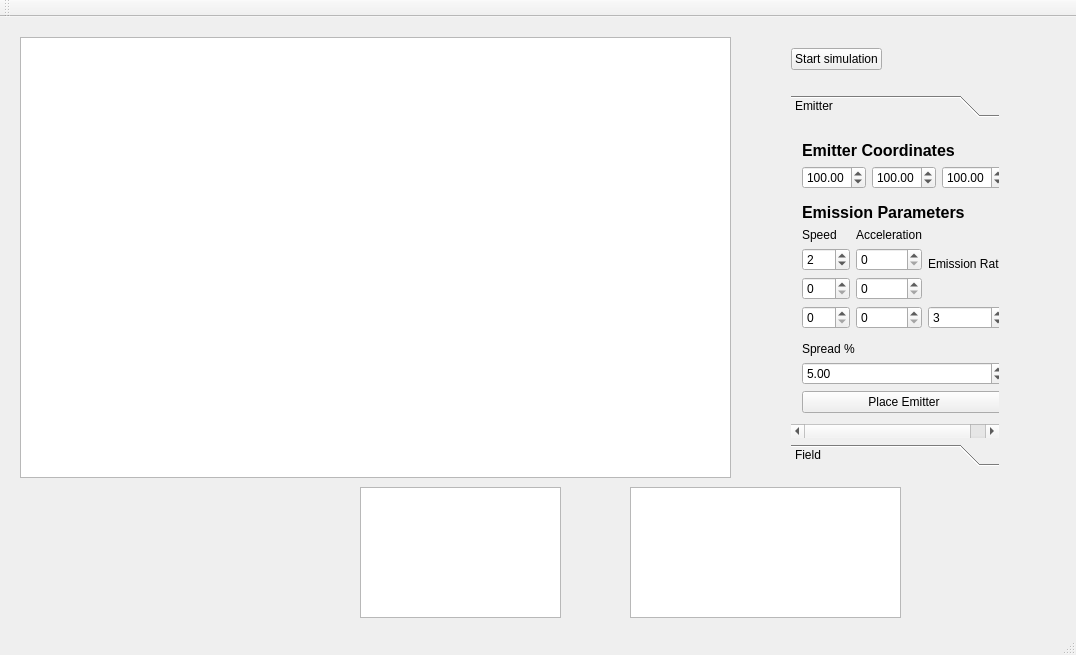
Above: mainwindow.ui from eugene195/ParticleSystem before the change. Below: the same form after it.
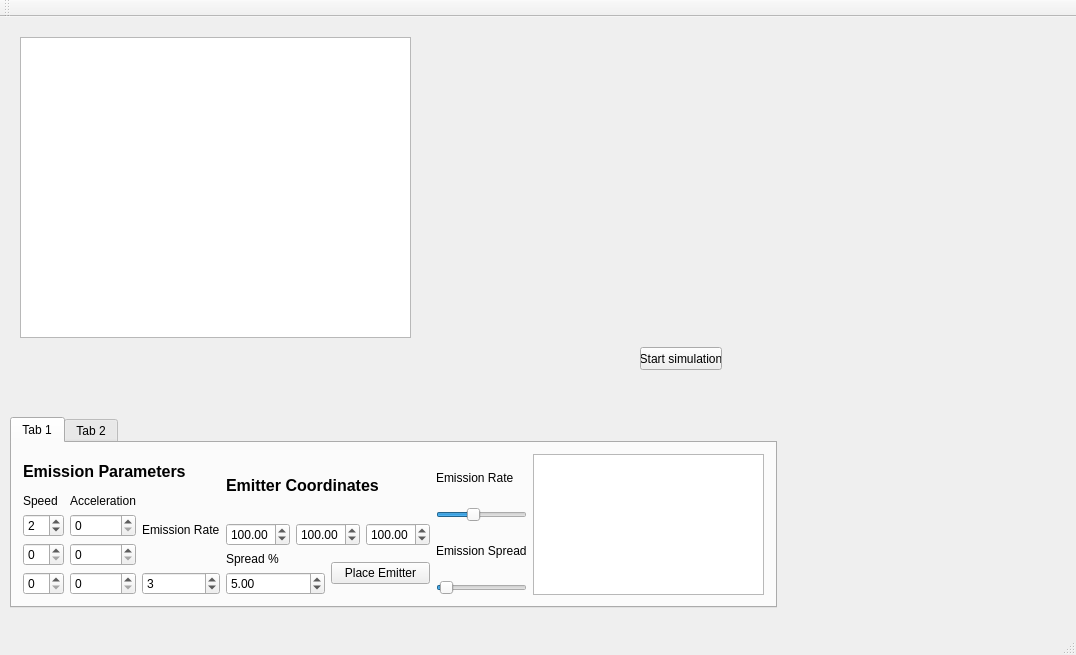
That is the form after the change.

```diff
--- a/mainwindow.ui
+++ b/mainwindow.ui
@@ -19,171 +19,30 @@
      <rect>
       <x>20</x>
       <y>20</y>
-      <width>711</width>
-      <height>441</height>
+      <width>391</width>
+      <height>301</height>
      </rect>
     </property>
    </widget>
-   <widget class="QWidget" name="layoutWidget">
+   <widget class="QTabWidget" name="tabWidget">
     <property name="geometry">
      <rect>
-      <x>780</x>
-      <y>20</y>
-      <width>230</width>
-      <height>440</height>
+      <x>10</x>
+      <y>400</y>
+      <width>767</width>
+      <height>191</height>
      </rect>
-    </property>
-    <layout class="QVBoxLayout" name="verticalLayout_9">
-     <item>
-      <layout class="QHBoxLayout" name="horizontalLayout_6">
-       <item>
-        <widget class="QPushButton" name="pushButton">
-         <property name="text">
-          <string>Start simulation</string>
-         </property>
-        </widget>
-       </item>
-       <item>
-        <spacer name="horizontalSpacer_2">
-         <property name="orientation">
-          <enum>Qt::Horizontal</enum>
-         </property>
-         <property name="sizeHint" stdset="0">
-          <size>
-           <width>138</width>
-           <height>20</height>
-          </size>
-         </property>
-        </spacer>
-       </item>
-      </layout>
-     </item>
-     <item>
-      <spacer name="verticalSpacer_7">
-       <property name="orientation">
-        <enum>Qt::Vertical</enum>
-       </property>
-       <property name="sizeHint" stdset="0">
-        <size>
-         <width>20</width>
-         <height>40</height>
-        </size>
-       </property>
-      </spacer>
-     </item>
-     <item>
-      <widget class="QToolBox" name="toolBox">
-       <property name="lineWidth">
-        <number>5</number>
        </property>
        <property name="currentIndex">
         <number>0</number>
        </property>
-       <widget class="QWidget" name="page">
-        <property name="geometry">
-         <rect>
-          <x>0</x>
-          <y>0</y>
-          <width>228</width>
-          <height>310</height>
-         </rect>
-        </property>
-        <attribute name="label">
-         <string>Emitter</string>
-        </attribute>
-        <layout class="QVBoxLayout" name="verticalLayout_6">
+    <widget class="QWidget" name="tab">
+     <attribute name="title">
+      <string>Tab 1</string>
+     </attribute>
+     <layout class="QHBoxLayout" name="horizontalLayout_8">
          <item>
-          <layout class="QVBoxLayout" name="verticalLayout_5">
-           <item>
-            <spacer name="verticalSpacer_3">
-             <property name="orientation">
-              <enum>Qt::Vertical</enum>
-             </property>
-             <property name="sizeHint" stdset="0">
-              <size>
-               <width>20</width>
-               <height>40</height>
-              </size>
-             </property>
-            </spacer>
-           </item>
-           <item>
-            <widget class="QLabel" name="label">
-             <property name="font">
-              <font>
-               <pointsize>12</pointsize>
-               <weight>75</weight>
-               <bold>true</bold>
-              </font>
-             </property>
-             <property name="text">
-              <string>Emitter Coordinates</string>
-             </property>
-            </widget>
-           </item>
-           <item>
-            <layout class="QHBoxLayout" name="horizontalLayout_2">
-             <item>
-              <widget class="QDoubleSpinBox" name="EmitterX">
-               <property name="buttonSymbols">
-                <enum>QAbstractSpinBox::UpDownArrows</enum>
-               </property>
-               <property name="maximum">
-                <double>400.000000000000000</double>
-               </property>
-               <property name="singleStep">
-                <double>2.000000000000000</double>
-               </property>
-               <property name="value">
-                <double>100.000000000000000</double>
-               </property>
-              </widget>
-             </item>
-             <item>
-              <widget class="QDoubleSpinBox" name="EmitterY">
-               <property name="maximum">
-                <double>400.000000000000000</double>
-               </property>
-               <property name="singleStep">
-                <double>2.000000000000000</double>
-               </property>
-               <property name="value">
-                <double>100.000000000000000</double>
-               </property>
-              </widget>
-             </item>
-             <item>
-              <widget class="QDoubleSpinBox" name="EmitterZ">
-               <property name="maximum">
-                <double>400.000000000000000</double>
-               </property>
-               <property name="singleStep">
-                <double>2.000000000000000</double>
-               </property>
-               <property name="value">
-                <double>100.000000000000000</double>
-               </property>
-              </widget>
-             </item>
-            </layout>
-           </item>
-          </layout>
-         </item>
-         <item>
-          <spacer name="verticalSpacer_2">
-           <property name="orientation">
-            <enum>Qt::Vertical</enum>
-           </property>
-           <property name="sizeHint" stdset="0">
-            <size>
-             <width>20</width>
-             <height>40</height>
-            </size>
-           </property>
-          </spacer>
-         </item>
-         <item>
-          <layout class="QVBoxLayout" name="verticalLayout_4">
+       <layout class="QVBoxLayout" name="verticalLayout_14">
            <item>
             <widget class="QLabel" name="label_2">
              <property name="font">
@@ -264,19 +123,74 @@
              </item>
             </layout>
            </item>
+       </layout>
+      </item>
            <item>
-            <spacer name="verticalSpacer">
-             <property name="orientation">
-              <enum>Qt::Vertical</enum>
-             </property>
-             <property name="sizeHint" stdset="0">
-              <size>
-               <width>20</width>
-               <height>40</height>
-              </size>
-             </property>
-            </spacer>
-           </item>
+       <layout class="QVBoxLayout" name="verticalLayout_13">
+        <item>
+         <widget class="QLabel" name="label">
+          <property name="font">
+           <font>
+            <pointsize>12</pointsize>
+            <weight>75</weight>
+            <bold>true</bold>
+           </font>
+          </property>
+          <property name="text">
+           <string>Emitter Coordinates</string>
+          </property>
+         </widget>
+        </item>
+        <item>
+         <layout class="QGridLayout" name="gridLayout">
+          <item row="0" column="0" colspan="2">
+           <layout class="QHBoxLayout" name="horizontalLayout_2">
+            <item>
+             <widget class="QDoubleSpinBox" name="EmitterX">
+              <property name="buttonSymbols">
+               <enum>QAbstractSpinBox::UpDownArrows</enum>
+              </property>
+              <property name="maximum">
+               <double>400.000000000000000</double>
+              </property>
+              <property name="singleStep">
+               <double>2.000000000000000</double>
+              </property>
+              <property name="value">
+               <double>100.000000000000000</double>
+              </property>
+             </widget>
+            </item>
+            <item>
+             <widget class="QDoubleSpinBox" name="EmitterY">
+              <property name="maximum">
+               <double>400.000000000000000</double>
+              </property>
+              <property name="singleStep">
+               <double>2.000000000000000</double>
+              </property>
+              <property name="value">
+               <double>100.000000000000000</double>
+              </property>
+             </widget>
+            </item>
+            <item>
+             <widget class="QDoubleSpinBox" name="EmitterZ">
+              <property name="maximum">
+               <double>400.000000000000000</double>
+              </property>
+              <property name="singleStep">
+               <double>2.000000000000000</double>
+              </property>
+              <property name="value">
+               <double>100.000000000000000</double>
+              </property>
+             </widget>
+            </item>
+           </layout>
+          </item>
+          <item row="1" column="0">
+           <layout class="QVBoxLayout" name="verticalLayout_5">
            <item>
             <widget class="QLabel" name="label_8">
              <property name="text">
@@ -286,6 +200,9 @@
            </item>
            <item>
             <widget class="QDoubleSpinBox" name="EmitterSpread">
+              <property name="minimum">
+               <double>1.000000000000000</double>
+              </property>
              <property name="value">
               <double>5.000000000000000</double>
              </property>
@@ -293,7 +210,7 @@
            </item>
           </layout>
          </item>
-         <item>
+          <item row="1" column="1">
           <widget class="QPushButton" name="EmitterPlacement">
            <property name="text">
             <string>Place Emitter</string>
@@ -301,35 +218,121 @@
           </widget>
          </item>
         </layout>
-       </widget>
-       <widget class="QWidget" name="page_2">
-        <property name="geometry">
-         <rect>
-          <x>0</x>
-          <y>0</y>
-          <width>228</width>
-          <height>208</height>
-         </rect>
-        </property>
-        <attribute name="label">
-         <string>Field</string>
-        </attribute>
-        <layout class="QHBoxLayout" name="horizontalLayout_5">
-         <item>
-          <layout class="QVBoxLayout" name="verticalLayout_8">
-           <item>
-            <spacer name="verticalSpacer_4">
+        </item>
+       </layout>
+      </item>
+      <item>
+       <layout class="QHBoxLayout" name="horizontalLayout_7">
+        <item>
+         <layout class="QVBoxLayout" name="verticalLayout_12">
+          <item>
+           <layout class="QVBoxLayout" name="verticalLayout_10">
+            <item>
+             <widget class="QLabel" name="label_9">
+              <property name="text">
+               <string>Emission Rate</string>
+              </property>
+             </widget>
+            </item>
+            <item>
+             <widget class="QSlider" name="EmissionRateSlider">
+              <property name="minimum">
+               <number>1</number>
+              </property>
+              <property name="maximum">
+               <number>6</number>
+              </property>
+              <property name="sliderPosition">
+               <number>3</number>
+              </property>
+              <property name="orientation">
+               <enum>Qt::Horizontal</enum>
+              </property>
+             </widget>
+            </item>
+           </layout>
+          </item>
+          <item>
+           <layout class="QVBoxLayout" name="verticalLayout_11">
+            <item>
+             <widget class="QLabel" name="label_10">
+              <property name="text">
+               <string>Emission Spread</string>
+              </property>
+             </widget>
+            </item>
+            <item>
+             <widget class="QSlider" name="EmissionSpreadSlider">
+              <property name="minimum">
+               <number>1</number>
+              </property>
+              <property name="sliderPosition">
+               <number>5</number>
+              </property>
+              <property name="orientation">
+               <enum>Qt::Horizontal</enum>
+              </property>
+             </widget>
+            </item>
+           </layout>
+          </item>
+         </layout>
+        </item>
+        <item>
+         <widget class="QListWidget" name="EmitterList"/>
+        </item>
+       </layout>
+      </item>
+     </layout>
+    </widget>
+    <widget class="QWidget" name="tab_2">
+     <attribute name="title">
+      <string>Tab 2</string>
+     </attribute>
+     <widget class="QListWidget" name="FieldList">
+      <property name="geometry">
+       <rect>
+        <x>300</x>
+        <y>10</y>
+        <width>201</width>
+        <height>131</height>
+       </rect>
+      </property>
+      <property name="currentRow">
+       <number>-1</number>
+      </property>
+     </widget>
+     <widget class="QSlider" name="FieldPowerSlider">
+      <property name="geometry">
+       <rect>
+        <x>540</x>
+        <y>70</y>
+        <width>160</width>
+        <height>22</height>
+       </rect>
+      </property>
+      <property name="minimum">
+       <number>1</number>
+      </property>
+      <property name="sliderPosition">
+       <number>10</number>
+      </property>
              <property name="orientation">
-              <enum>Qt::Vertical</enum>
-             </property>
-             <property name="sizeHint" stdset="0">
-              <size>
-               <width>20</width>
-               <height>44</height>
-              </size>
-             </property>
-            </spacer>
-           </item>
+       <enum>Qt::Horizontal</enum>
+      </property>
+     </widget>
+     <widget class="QWidget" name="">
+      <property name="geometry">
+       <rect>
+        <x>20</x>
+        <y>20</y>
+        <width>193</width>
+        <height>107</height>
+       </rect>
+      </property>
+      <layout class="QVBoxLayout" name="verticalLayout_4">
+       <item>
+        <layout class="QHBoxLayout" name="horizontalLayout_10">
            <item>
             <widget class="QLabel" name="label_6">
              <property name="font">
@@ -345,6 +348,21 @@
             </widget>
            </item>
            <item>
+          <spacer name="horizontalSpacer_4">
+           <property name="orientation">
+            <enum>Qt::Horizontal</enum>
+           </property>
+           <property name="sizeHint" stdset="0">
+            <size>
+             <width>40</width>
+             <height>20</height>
+            </size>
+           </property>
+          </spacer>
+         </item>
+        </layout>
+       </item>
+       <item>
             <layout class="QHBoxLayout" name="horizontalLayout_3">
              <item>
               <widget class="QDoubleSpinBox" name="FieldX">
@@ -379,24 +397,11 @@
             </layout>
            </item>
            <item>
-            <spacer name="verticalSpacer_5">
-             <property name="orientation">
-              <enum>Qt::Vertical</enum>
-             </property>
-             <property name="sizeHint" stdset="0">
-              <size>
-               <width>20</width>
-               <height>30</height>
-              </size>
-             </property>
-            </spacer>
-           </item>
+        <layout class="QHBoxLayout" name="horizontalLayout_9">
            <item>
-            <layout class="QHBoxLayout" name="horizontalLayout_4">
+          <layout class="QVBoxLayout" name="verticalLayout_15">
              <item>
-              <layout class="QVBoxLayout" name="verticalLayout_7">
-               <item>
-                <widget class="QLabel" name="label_7">
+            <widget class="QLabel" name="label_11">
                  <property name="font">
                   <font>
                    <pointsize>12</pointsize>
@@ -405,12 +410,12 @@
                   </font>
                  </property>
                  <property name="text">
-                  <string>Mass</string>
+              <string>Power</string>
                  </property>
                 </widget>
                </item>
                <item>
-                <widget class="QSpinBox" name="FieldMass">
+            <widget class="QSpinBox" name="FieldMass_2">
                  <property name="minimum">
                   <number>10</number>
                  </property>
@@ -419,7 +424,7 @@
               </layout>
              </item>
              <item>
-              <spacer name="horizontalSpacer">
+          <spacer name="horizontalSpacer_3">
                <property name="orientation">
                 <enum>Qt::Horizontal</enum>
                </property>
@@ -432,7 +437,7 @@
               </spacer>
              </item>
              <item>
-              <widget class="QPushButton" name="FieldPlacement">
+          <widget class="QPushButton" name="FieldPlacement_2">
                <property name="text">
                 <string>Place Field</string>
                </property>
@@ -441,31 +446,20 @@
             </layout>
            </item>
           </layout>
-         </item>
-        </layout>
-       </widget>
-      </widget>
-     </item>
-    </layout>
+     </widget>
+    </widget>
    </widget>
-   <widget class="QListWidget" name="EmitterList">
+   <widget class="QPushButton" name="pushButton">
     <property name="geometry">
      <rect>
-      <x>630</x>
-      <y>470</y>
-      <width>271</width>
-      <height>131</height>
+      <x>640</x>
+      <y>330</y>
+      <width>82</width>
+      <height>23</height>
      </rect>
     </property>
-   </widget>
-   <widget class="QListWidget" name="FieldList">
-    <property name="geometry">
-     <rect>
-      <x>360</x>
-      <y>470</y>
-      <width>201</width>
-      <height>131</height>
-     </rect>
+    <property name="text">
+     <string>Start simulation</string>
     </property>
    </widget>
   </widget>
```
Lines whose indentation alone changed are shown as unchanged.
